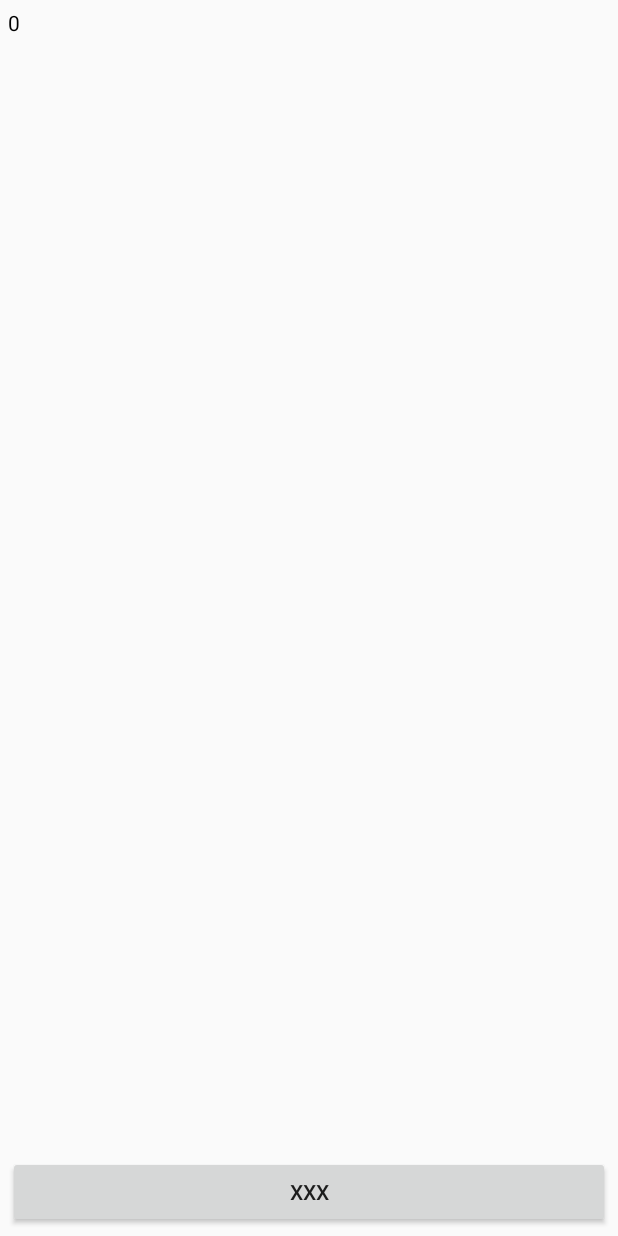
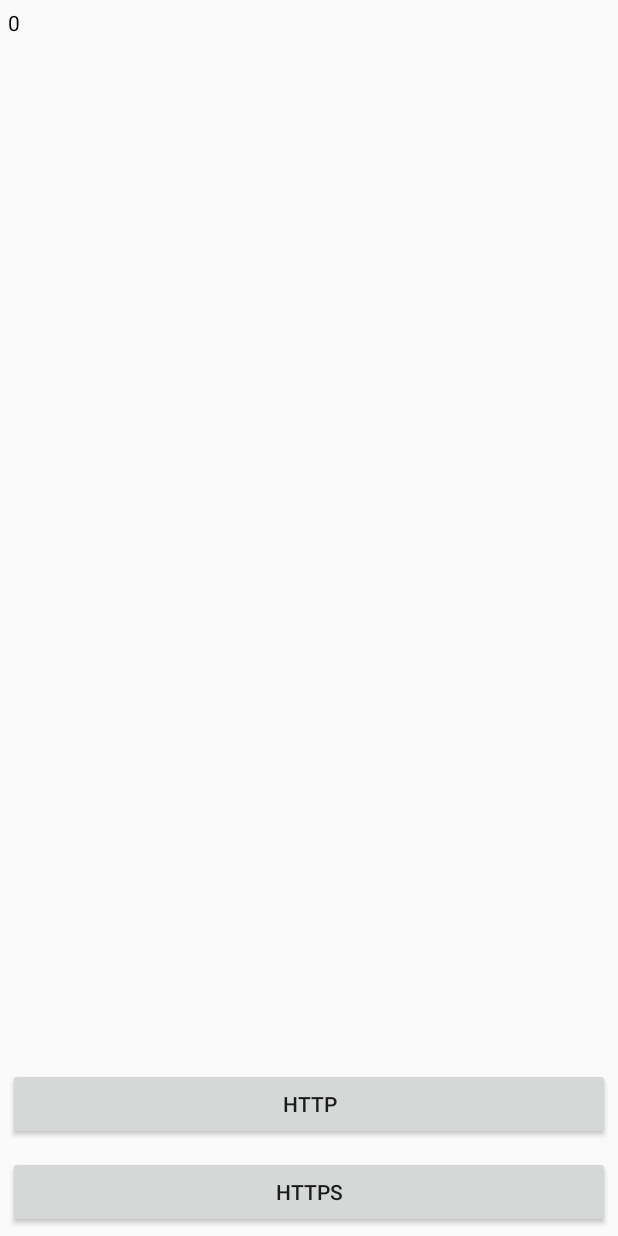
Before and after one commit to troshkovdanil/mobsen, an Android app built with Jetpack Compose: the screen it shows after launch (MainActivity), on a phone screen of 412 x 824 dp. Run offline under Robolectric (Android 15) with nearby library versions, the phone set to English and light mode, and no system bars.

Commit message:
https request

```diff
--- a/app/src/main/java/com/example/myapplication/MainActivity.kt
+++ b/app/src/main/java/com/example/myapplication/MainActivity.kt
@@ -8,8 +8,12 @@ import kotlinx.coroutines.*
 import java.net.URL
 
 
-fun myConnect(txt: TextView) {
+fun httpConnect(txt: TextView) {
     txt.text = try { URL("http://www.example.com/").readText() } catch (e: Exception) { e.toString() }
+}
+
+fun httpsConnect(txt: TextView) {
+    txt.text = try { URL("https://tls13.1d.pw/").readText() } catch (e: Exception) { e.toString() }
 }
 
 class MainActivity : ComponentActivity() {
@@ -20,9 +24,14 @@ class MainActivity : ComponentActivity() {
         val txt = findViewById<TextView>(R.id.txtview)
         txt.text = "0"
 
-        val btn = findViewById<Button>(R.id.btn)
-        btn.setOnClickListener(){
-            CoroutineScope(Dispatchers.Default).async { myConnect(txt = txt) }
+        val btn_http = findViewById<Button>(R.id.btn_http)
+        btn_http.setOnClickListener(){
+            CoroutineScope(Dispatchers.Default).async { httpConnect(txt = txt) }
+        }
+
+        val btn_https = findViewById<Button>(R.id.btn_https)
+        btn_https.setOnClickListener(){
+            CoroutineScope(Dispatchers.Default).async { httpsConnect(txt = txt) }
         }
     }
 }
--- a/app/src/main/res/layout/activity_main.xml
+++ b/app/src/main/res/layout/activity_main.xml
@@ -15,11 +15,19 @@
     />
 
     <Button
-        android:id="@+id/btn"
+        android:id="@+id/btn_http"
         android:layout_width="match_parent"
         android:layout_height="wrap_content"
         android:layout_margin="5dp"
-        android:text = "xxx"
+        android:text = "http"
+    />
+
+    <Button
+        android:id="@+id/btn_https"
+        android:layout_width="match_parent"
+        android:layout_height="wrap_content"
+        android:layout_margin="5dp"
+        android:text = "https"
     />
 
 </LinearLayout>
```
